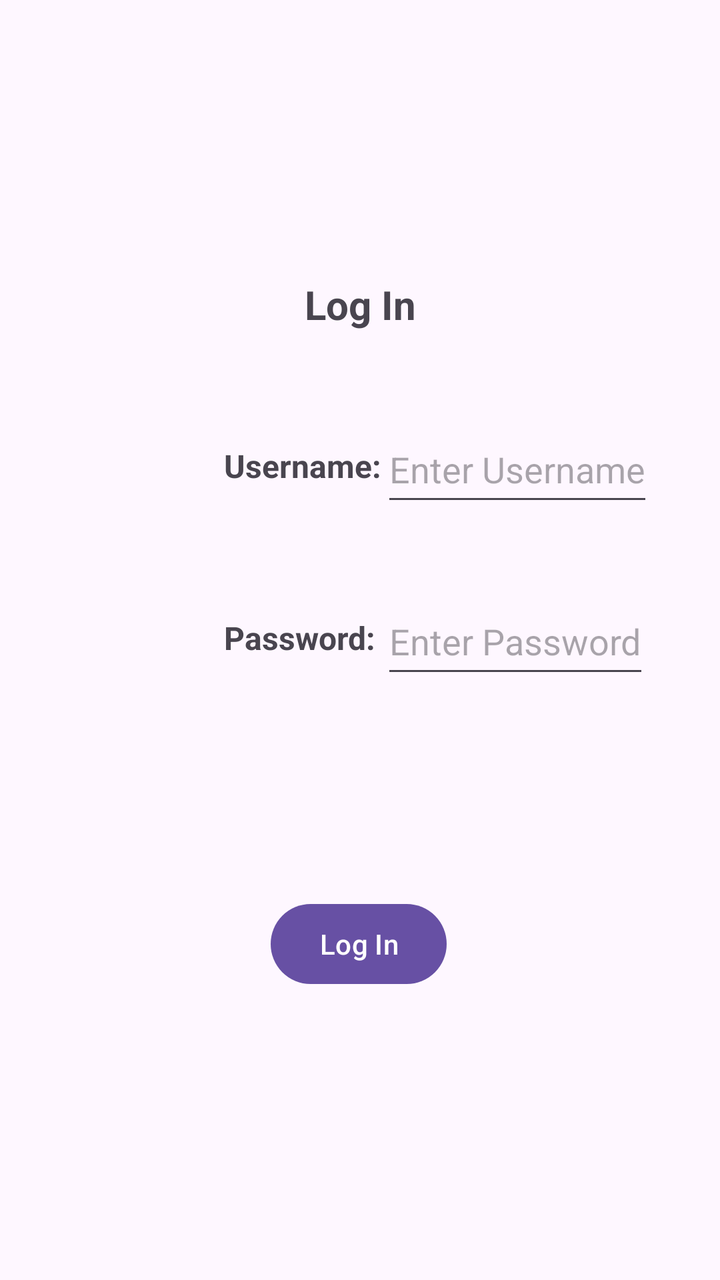
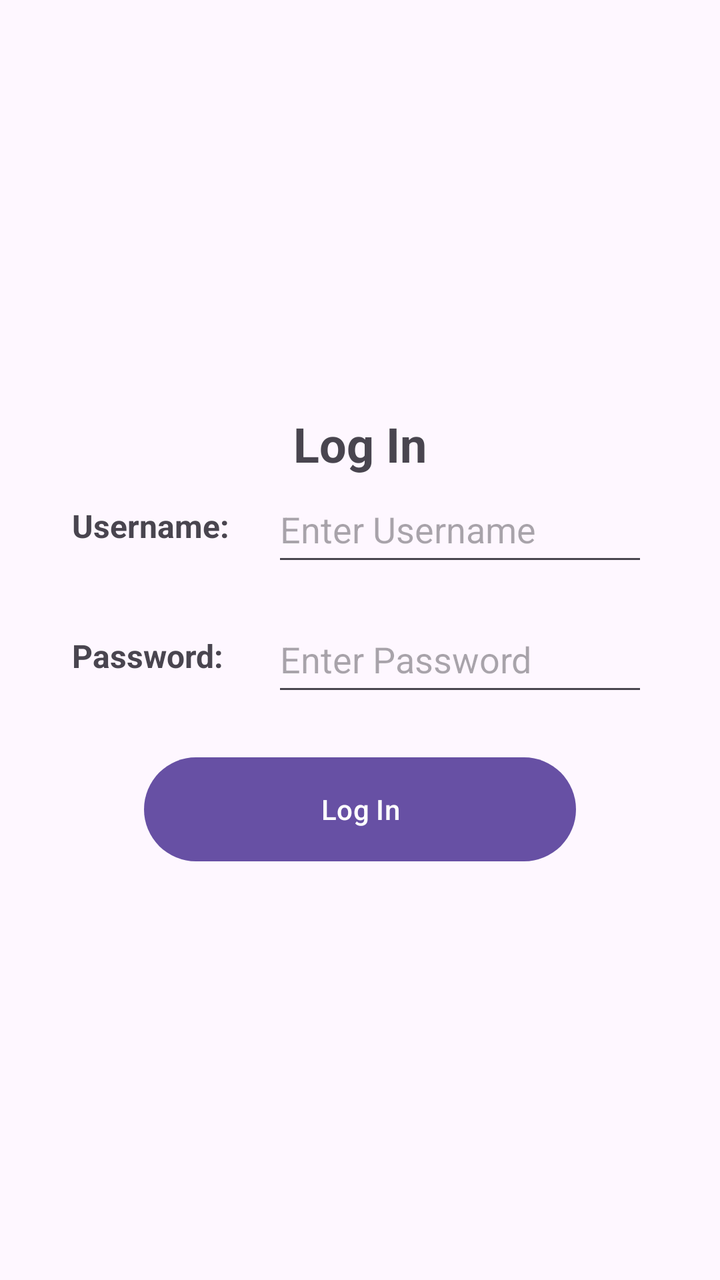

Screens rendered from an Android XML layout before and after an edit, with the pre-edit source and the edit as a unified diff.
<!-- AndroidManifest.xml: application theme Theme.D308VacationPlanner -->
<!-- res/layout/log_in.xml -->
<?xml version="1.0" encoding="utf-8"?>
<androidx.constraintlayout.widget.ConstraintLayout xmlns:android="http://schemas.android.com/apk/res/android"
    xmlns:app="http://schemas.android.com/apk/res-auto"
    xmlns:tools="http://schemas.android.com/tools"
    android:id="@+id/main"
    android:layout_width="match_parent"
    android:layout_height="match_parent"
    tools:context=".UI.LogInActivity">

    <EditText
        android:id="@+id/logInPasswordText"
        android:layout_width="wrap_content"
        android:layout_height="50dp"
        android:hint="Enter Password"
        app:layout_constraintBottom_toBottomOf="@+id/logInPasswordView"
        app:layout_constraintEnd_toEndOf="@id/logInUsernameText"
        app:layout_constraintHorizontal_bias="0.0"
        app:layout_constraintStart_toStartOf="@id/logInUsernameText"
        app:layout_constraintTop_toTopOf="@+id/logInPasswordView"
        app:layout_constraintVertical_bias="1.0"
        android:inputType="textPassword"></EditText>

    <EditText
        android:id="@+id/logInUsernameText"
        android:layout_width="wrap_content"
        android:layout_height="50dp"
        android:layout_marginTop="208dp"
        android:hint="Enter Username"
        app:layout_constraintEnd_toEndOf="parent"
        app:layout_constraintHorizontal_bias="0.0"
        app:layout_constraintStart_toEndOf="@+id/logInUsernameView"
        app:layout_constraintTop_toTopOf="parent"
        ></EditText>

    <TextView
        android:id="@+id/logInUsernameView"
        android:layout_width="wrap_content"
        android:layout_height="50dp"
        android:layout_marginStart="112dp"
        android:layout_marginTop="208dp"
        android:gravity="center_vertical"
        android:text="Username:"
        android:textSize="16sp"
        android:textStyle="bold"
        app:layout_constraintStart_toStartOf="parent"
        app:layout_constraintTop_toTopOf="parent" />

    <TextView
        android:id="@+id/logInPasswordView"
        android:layout_width="wrap_content"
        android:layout_height="50dp"
        android:layout_marginStart="112dp"
        android:gravity="center_vertical"
        android:text="Password:"
        android:textSize="16sp"
        android:textStyle="bold"
        app:layout_constraintBottom_toBottomOf="parent"
        app:layout_constraintStart_toStartOf="parent"
        app:layout_constraintTop_toBottomOf="@+id/logInUsernameView"
        app:layout_constraintVertical_bias="0.108" />

    <Button
        android:id="@+id/logInButton"
        android:layout_width="wrap_content"
        android:layout_height="wrap_content"
        android:text="Log In"
        app:layout_constraintBottom_toBottomOf="parent"
        app:layout_constraintEnd_toEndOf="parent"
        app:layout_constraintHorizontal_bias="0.498"
        app:layout_constraintStart_toStartOf="parent"
        app:layout_constraintTop_toBottomOf="@+id/logInError"
        app:layout_constraintVertical_bias="0.193" />

    <TextView
        android:id="@+id/logInError"
        android:layout_width="wrap_content"
        android:layout_height="wrap_content"
        android:layout_marginTop="48dp"
        android:textColor="#620202"
        android:textSize="16sp"
        app:layout_constraintEnd_toEndOf="parent"
        app:layout_constraintHorizontal_bias="0.498"
        app:layout_constraintStart_toStartOf="parent"
        app:layout_constraintTop_toBottomOf="@+id/logInPasswordText" />

    <TextView
        android:id="@+id/textView6"
        android:layout_width="wrap_content"
        android:layout_height="wrap_content"
        android:text="Log In"
        android:textSize="20sp"
        android:textStyle="bold"
        app:layout_constraintBottom_toTopOf="@+id/logInUsernameView"
        app:layout_constraintEnd_toEndOf="parent"
        app:layout_constraintStart_toStartOf="parent"
        app:layout_constraintTop_toTopOf="parent"
        app:layout_constraintVertical_bias=".767" />
</androidx.constraintlayout.widget.ConstraintLayout>
<!-- resources referenced by this layout -->
<resources>
  <style name="Theme.D308VacationPlanner" parent="Base.Theme.D308VacationPlanner" />
  <style name="Base.Theme.D308VacationPlanner" parent="Theme.Material3.DayNight">
          
          
      </style>
</resources>

<!-- the commit's change to res/layout/log_in.xml (unified diff, before → after) -->
@@ -7,92 +7,100 @@
     android:layout_height="match_parent"
     tools:context=".UI.LogInActivity">
 
-    <EditText
-        android:id="@+id/logInPasswordText"
-        android:layout_width="wrap_content"
-        android:layout_height="50dp"
-        android:hint="Enter Password"
-        app:layout_constraintBottom_toBottomOf="@+id/logInPasswordView"
-        app:layout_constraintEnd_toEndOf="@id/logInUsernameText"
-        app:layout_constraintHorizontal_bias="0.0"
-        app:layout_constraintStart_toStartOf="@id/logInUsernameText"
-        app:layout_constraintTop_toTopOf="@+id/logInPasswordView"
-        app:layout_constraintVertical_bias="1.0"
-        android:inputType="textPassword"></EditText>
-
-    <EditText
-        android:id="@+id/logInUsernameText"
-        android:layout_width="wrap_content"
-        android:layout_height="50dp"
-        android:layout_marginTop="208dp"
-        android:hint="Enter Username"
-        app:layout_constraintEnd_toEndOf="parent"
-        app:layout_constraintHorizontal_bias="0.0"
-        app:layout_constraintStart_toEndOf="@+id/logInUsernameView"
-        app:layout_constraintTop_toTopOf="parent"
-        ></EditText>
-
-    <TextView
-        android:id="@+id/logInUsernameView"
-        android:layout_width="wrap_content"
-        android:layout_height="50dp"
-        android:layout_marginStart="112dp"
-        android:layout_marginTop="208dp"
-        android:gravity="center_vertical"
-        android:text="Username:"
-        android:textSize="16sp"
-        android:textStyle="bold"
-        app:layout_constraintStart_toStartOf="parent"
-        app:layout_constraintTop_toTopOf="parent" />
-
-    <TextView
-        android:id="@+id/logInPasswordView"
-        android:layout_width="wrap_content"
-        android:layout_height="50dp"
-        android:layout_marginStart="112dp"
-        android:gravity="center_vertical"
-        android:text="Password:"
-        android:textSize="16sp"
-        android:textStyle="bold"
-        app:layout_constraintBottom_toBottomOf="parent"
-        app:layout_constraintStart_toStartOf="parent"
-        app:layout_constraintTop_toBottomOf="@+id/logInUsernameView"
-        app:layout_constraintVertical_bias="0.108" />
-
-    <Button
-        android:id="@+id/logInButton"
-        android:layout_width="wrap_content"
-        android:layout_height="wrap_content"
-        android:text="Log In"
-        app:layout_constraintBottom_toBottomOf="parent"
-        app:layout_constraintEnd_toEndOf="parent"
-        app:layout_constraintHorizontal_bias="0.498"
-        app:layout_constraintStart_toStartOf="parent"
-        app:layout_constraintTop_toBottomOf="@+id/logInError"
-        app:layout_constraintVertical_bias="0.193" />
-
-    <TextView
-        android:id="@+id/logInError"
-        android:layout_width="wrap_content"
-        android:layout_height="wrap_content"
-        android:layout_marginTop="48dp"
-        android:textColor="#620202"
-        android:textSize="16sp"
-        app:layout_constraintEnd_toEndOf="parent"
-        app:layout_constraintHorizontal_bias="0.498"
-        app:layout_constraintStart_toStartOf="parent"
-        app:layout_constraintTop_toBottomOf="@+id/logInPasswordText" />
-
     <TextView
         android:id="@+id/textView6"
         android:layout_width="wrap_content"
         android:layout_height="wrap_content"
         android:text="Log In"
-        android:textSize="20sp"
+        android:textSize="@dimen/sub_header_text_size"
         android:textStyle="bold"
         app:layout_constraintBottom_toTopOf="@+id/logInUsernameView"
         app:layout_constraintEnd_toEndOf="parent"
         app:layout_constraintStart_toStartOf="parent"
         app:layout_constraintTop_toTopOf="parent"
-        app:layout_constraintVertical_bias=".767" />
+        app:layout_constraintVertical_bias="0.5"
+        app:layout_constraintVertical_chainStyle="packed" />
+
+    <TextView
+        android:id="@+id/logInUsernameView"
+        android:layout_width="100dp"
+        android:layout_height="@dimen/edit_text_height"
+        android:gravity="center_vertical"
+        android:text="Username:"
+        android:textSize="@dimen/body_text_size"
+        android:textStyle="bold"
+        app:layout_constraintBottom_toTopOf="@+id/logInPasswordView"
+        app:layout_constraintStart_toStartOf="@+id/guideline_start"
+        app:layout_constraintTop_toBottomOf="@+id/textView6" />
+
+    <EditText
+        android:id="@+id/logInUsernameText"
+        android:layout_width="0dp"
+        android:layout_height="@dimen/edit_text_height"
+        android:hint="Enter Username"
+        app:layout_constraintBottom_toBottomOf="@+id/logInUsernameView"
+        app:layout_constraintEnd_toStartOf="@+id/guideline_end"
+        app:layout_constraintStart_toEndOf="@+id/logInUsernameView"
+        app:layout_constraintTop_toTopOf="@+id/logInUsernameView" />
+
+    <TextView
+        android:id="@+id/logInPasswordView"
+        android:layout_width="100dp"
+        android:layout_height="@dimen/edit_text_height"
+        android:layout_marginTop="@dimen/between_items_margin"
+        android:gravity="center_vertical"
+        android:text="Password:"
+        android:textSize="@dimen/body_text_size"
+        android:textStyle="bold"
+        app:layout_constraintBottom_toTopOf="@+id/logInError"
+        app:layout_constraintStart_toStartOf="@+id/guideline_start"
+        app:layout_constraintTop_toBottomOf="@+id/logInUsernameView" />
+
+    <EditText
+        android:id="@+id/logInPasswordText"
+        android:layout_width="0dp"
+        android:layout_height="@dimen/edit_text_height"
+        android:hint="Enter Password"
+        android:inputType="textPassword"
+        app:layout_constraintBottom_toBottomOf="@+id/logInPasswordView"
+        app:layout_constraintEnd_toStartOf="@+id/guideline_end"
+        app:layout_constraintStart_toEndOf="@+id/logInPasswordView"
+        app:layout_constraintTop_toTopOf="@+id/logInPasswordView" />
+
+    <TextView
+        android:id="@+id/logInError"
+        android:layout_width="0dp"
+        android:layout_height="wrap_content"
+        android:textAlignment="center"
+        android:textColor="#620202"
+        android:textSize="@dimen/body_text_size"
+        app:layout_constraintBottom_toTopOf="@+id/logInButton"
+        app:layout_constraintEnd_toEndOf="@+id/guideline_end"
+        app:layout_constraintStart_toStartOf="@+id/guideline_start"
+        app:layout_constraintTop_toBottomOf="@+id/logInPasswordView" />
+
+    <Button
+        android:id="@+id/logInButton"
+        android:layout_width="0dp"
+        android:layout_height="@dimen/button_height"
+        android:text="Log In"
+        app:layout_constraintBottom_toBottomOf="parent"
+        app:layout_constraintEnd_toEndOf="parent"
+        app:layout_constraintStart_toStartOf="parent"
+        app:layout_constraintTop_toBottomOf="@+id/logInError"
+        app:layout_constraintWidth_percent="0.6" />
+
+    <androidx.constraintlayout.widget.Guideline
+        android:id="@+id/guideline_start"
+        android:layout_width="wrap_content"
+        android:layout_height="wrap_content"
+        android:orientation="vertical"
+        app:layout_constraintGuide_percent="0.1" />
+
+    <androidx.constraintlayout.widget.Guideline
+        android:id="@+id/guideline_end"
+        android:layout_width="wrap_content"
+        android:layout_height="wrap_content"
+        android:orientation="vertical"
+        app:layout_constraintGuide_percent="0.9" />
 </androidx.constraintlayout.widget.ConstraintLayout>
<!-- resource entries referenced after the edit -->
@@ -1,5 +1,10 @@
 <!-- resources referenced by this layout -->
 <resources>
+  <dimen name="between_items_margin">15dp</dimen>
+  <dimen name="body_text_size">16sp</dimen>
+  <dimen name="button_height">60dp</dimen>
+  <dimen name="edit_text_height">50dp</dimen>
+  <dimen name="sub_header_text_size">24sp</dimen>
   <style name="Theme.D308VacationPlanner" parent="Base.Theme.D308VacationPlanner" />
   <style name="Base.Theme.D308VacationPlanner" parent="Theme.Material3.DayNight">
           
